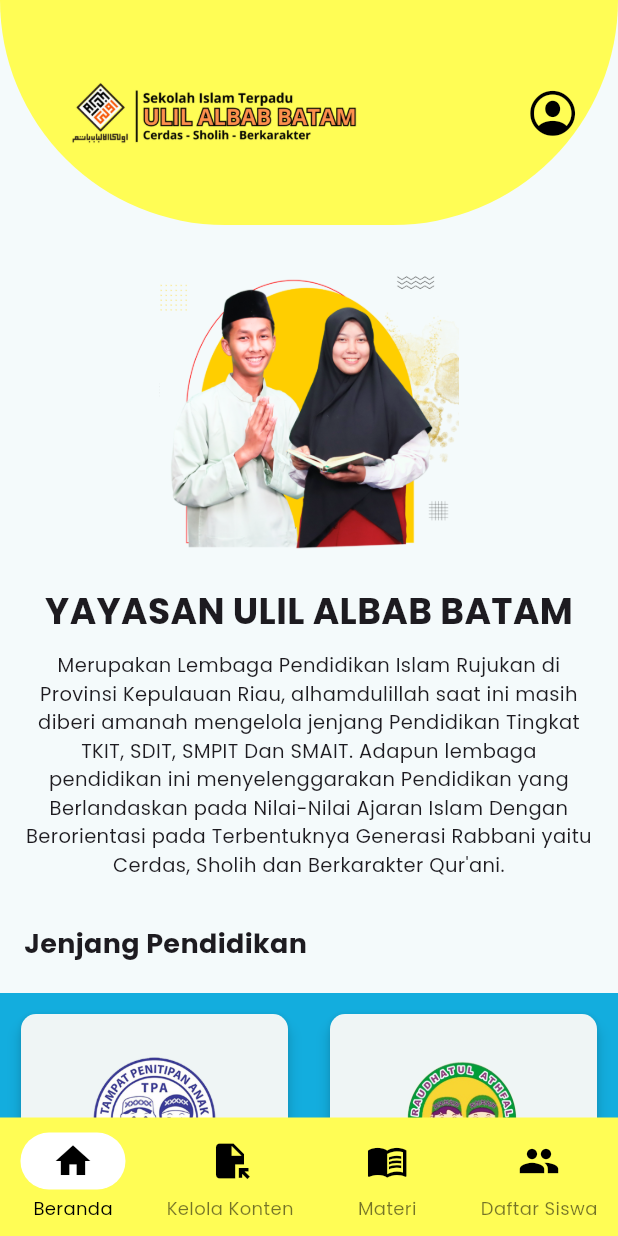
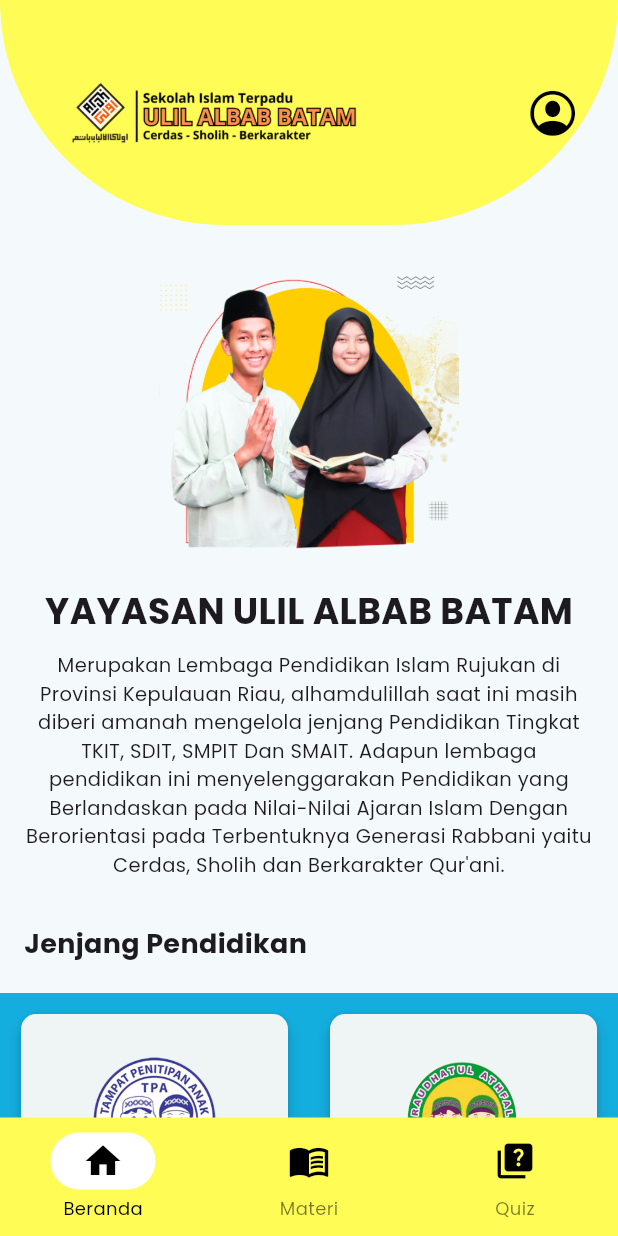
Before and after one commit to fadliaditya06/Microlearning-Mobile, a Flutter app: the TeacherPage screen opened directly, on a phone screen of 412 x 824 dp. Run offline on Flutter 3.47's test engine with Material 3 defaults, Android fonts, the phone set to English and light mode, and no system bars; our stand-ins replace cloud_firestore, file_picker, firebase_auth, firebase_core, firebase_storage, get and 5 more; missing offline and left inert: syncfusion_flutter_pdfviewer; accounts and stored records are empty; network calls fail.

Commit message:
Update fitur url launcher pada guru,siswa dan murid

```diff
--- a/lib/admin_page.dart
+++ b/lib/admin_page.dart
@@ -88,13 +88,14 @@ class AdminPageState extends State<AdminPage> {
       ),
       bottomNavigationBar: Container(
         color: const Color(0xFFFFFD55),
-        padding: const EdgeInsets.symmetric(vertical: 10.0), // Atur padding horizontal
+        padding: const EdgeInsets.symmetric(
+            vertical: 10.0), // Atur padding horizontal
         child: Row(
           mainAxisAlignment: MainAxisAlignment.spaceAround,
           children: [
             _buildBottomNavItem(Icons.home, 'Beranda', 0),
-            _buildBottomNavItem(Icons.person, 'Kelola Pengguna', 1),
-            _buildBottomNavItem(Icons.edit_square, 'Kelola Pengajar', 2),
+            _buildBottomNavItem(Icons.menu_book, 'Materi', 1),
+            _buildBottomNavItem(Icons.quiz, 'Quiz', 2),
           ],
         ),
       ),
@@ -156,6 +157,15 @@ class _HomeContentState extends State<HomeContent> {
     'assets/images/Logo-SMAIT.png',
   ];
 
+  // Daftar URL untuk
+  final List<String> _urls = [
+    'https://tkit-ulilalbabbatam.sch.id/',
+    'https://tkit-ulilalbabbatam.sch.id/',
+    'https://sditulilalbabbatam.sch.id/',
+    'https://smpit-ulilalbabbatam.sch.id/',
+    'https://smait-ulilalbabbatam.sch.id/',
+  ];
+
   @override
   Widget build(BuildContext context) {
     return SingleChildScrollView(
@@ -199,7 +209,8 @@ class _HomeContentState extends State<HomeContent> {
           Align(
             alignment: Alignment.centerLeft,
             child: Padding(
-              padding: const EdgeInsets.only(left: 16.0), // Menambahkan padding dari kiri
+              padding: const EdgeInsets.only(
+                  left: 16.0), // Menambahkan padding dari kiri
               child: Text(
                 "Jenjang Pendidikan",
                 style: GoogleFonts.poppins(
@@ -236,6 +247,7 @@ class _HomeContentState extends State<HomeContent> {
                               : index == 3
                                   ? 'SMPIT'
                                   : 'SMAIT',
+                  url: _urls[index],
                 );
               },
             ),
@@ -245,7 +257,12 @@ class _HomeContentState extends State<HomeContent> {
     );
   }
 
-  Widget _buildCard({required int index, required String image, required String title}) {
+  Widget _buildCard({
+    required int index,
+    required String image,
+    required String title,
+    required String url,
+  }) {
     return MouseRegion(
       onEnter: (_) {
         setState(() {
@@ -257,9 +274,20 @@ class _HomeContentState extends State<HomeContent> {
           _isHovered[index] = false;
         });
       },
+      child: GestureDetector(
+        onTap: () async {
+          final Uri uri = Uri.parse(url); // Pastikan URL dikonversi ke Uri
+        if (await canLaunchUrl(uri)) {
+        await launchUrl(uri, mode: LaunchMode.externalApplication);}
+        else {
+        throw 'Could not launch $url';
+      }
+
+        },
         child: AnimatedContainer(
           duration: const Duration(milliseconds: 200),
-        transform: Matrix4.translationValues(0, _isHovered[index] ? -10 : 0, 0),
+          transform:
+              Matrix4.translationValues(0, _isHovered[index] ? -10 : 0, 0),
           child: Card(
             elevation: _isHovered[index] ? 10 : 4,
             shape: RoundedRectangleBorder(
@@ -296,6 +324,7 @@ class _HomeContentState extends State<HomeContent> {
             ),
           ),
         ),
+      ),
     );
   }
 }
--- a/lib/student_page.dart
+++ b/lib/student_page.dart
@@ -157,6 +157,15 @@ class _HomeContentState extends State<HomeContent> {
     'assets/images/Logo-SMAIT.png',
   ];
 
+  // Daftar URL untuk
+  final List<String> _urls = [
+    'https://tkit-ulilalbabbatam.sch.id/',
+    'https://tkit-ulilalbabbatam.sch.id/',
+    'https://sditulilalbabbatam.sch.id/',
+    'https://smpit-ulilalbabbatam.sch.id/',
+    'https://smait-ulilalbabbatam.sch.id/',
+  ];
+
   @override
   Widget build(BuildContext context) {
     return SingleChildScrollView(
@@ -238,6 +247,7 @@ class _HomeContentState extends State<HomeContent> {
                               : index == 3
                                   ? 'SMPIT'
                                   : 'SMAIT',
+                  url: _urls[index],
                 );
               },
             ),
@@ -247,8 +257,12 @@ class _HomeContentState extends State<HomeContent> {
     );
   }
 
-  Widget _buildCard(
-      {required int index, required String image, required String title}) {
+  Widget _buildCard({
+    required int index,
+    required String image,
+    required String title,
+    required String url,
+  }) {
     return MouseRegion(
       onEnter: (_) {
         setState(() {
@@ -260,9 +274,20 @@ class _HomeContentState extends State<HomeContent> {
           _isHovered[index] = false;
         });
       },
+      child: GestureDetector(
+        onTap: () async {
+          final Uri uri = Uri.parse(url); // Pastikan URL dikonversi ke Uri
+        if (await canLaunchUrl(uri)) {
+        await launchUrl(uri, mode: LaunchMode.externalApplication);}
+        else {
+        throw 'Could not launch $url';
+      }
+
+        },
         child: AnimatedContainer(
           duration: const Duration(milliseconds: 200),
-        transform: Matrix4.translationValues(0, _isHovered[index] ? -10 : 0, 0),
+          transform:
+              Matrix4.translationValues(0, _isHovered[index] ? -10 : 0, 0),
           child: Card(
             elevation: _isHovered[index] ? 10 : 4,
             shape: RoundedRectangleBorder(
@@ -299,6 +324,7 @@ class _HomeContentState extends State<HomeContent> {
             ),
           ),
         ),
+      ),
     );
   }
 }
--- a/lib/teacher_page.dart
+++ b/lib/teacher_page.dart
@@ -35,6 +35,7 @@ class TeacherPageState extends State<TeacherPage> {
     return Scaffold(
       body: Column(
         children: <Widget>[
+          // Header setengah lingkaran
           if (_selectedIndex == 0)
             Container(
               height: 150,
@@ -81,6 +82,7 @@ class TeacherPageState extends State<TeacherPage> {
                 ],
               ),
             ),
+          // Konten Utama
           Expanded(
             child: _pages[_selectedIndex],
           ),
@@ -94,9 +96,8 @@ class TeacherPageState extends State<TeacherPage> {
           mainAxisAlignment: MainAxisAlignment.spaceAround,
           children: [
             _buildBottomNavItem(Icons.home, 'Beranda', 0),
-            _buildBottomNavItem(Icons.file_open, 'Kelola Konten', 1),
-            _buildBottomNavItem(Icons.menu_book, 'Materi', 2),
-            _buildBottomNavItem(Icons.group, 'Daftar Siswa', 3),
+            _buildBottomNavItem(Icons.menu_book, 'Materi', 1),
+            _buildBottomNavItem(Icons.quiz, 'Quiz', 2),
           ],
         ),
       ),
@@ -149,12 +150,22 @@ class HomeContent extends StatefulWidget {
 class _HomeContentState extends State<HomeContent> {
   List<bool> _isHovered = List.generate(5, (_) => false);
 
+  // Daftar gambar untuk setiap kartu
   final List<String> _images = [
     'assets/images/TPA_ua.png',
     'assets/images/Logo-TK.png',
     'assets/images/Logo-SDIT.jpg',
     'assets/images/Logo-SMPIT.png',
     'assets/images/Logo-SMAIT.png',
+  ];
+
+  // Daftar URL untuk
+  final List<String> _urls = [
+    'https://tkit-ulilalbabbatam.sch.id/',
+    'https://tkit-ulilalbabbatam.sch.id/',
+    'https://sditulilalbabbatam.sch.id/',
+    'https://smpit-ulilalbabbatam.sch.id/',
+    'https://smait-ulilalbabbatam.sch.id/',
   ];
 
   @override
@@ -200,7 +211,8 @@ class _HomeContentState extends State<HomeContent> {
           Align(
             alignment: Alignment.centerLeft,
             child: Padding(
-              padding: const EdgeInsets.only(left: 16.0),
+              padding: const EdgeInsets.only(
+                  left: 16.0), // Menambahkan padding dari kiri
               child: Text(
                 "Jenjang Pendidikan",
                 style: GoogleFonts.poppins(
@@ -237,6 +249,7 @@ class _HomeContentState extends State<HomeContent> {
                               : index == 3
                                   ? 'SMPIT'
                                   : 'SMAIT',
+                  url: _urls[index],
                 );
               },
             ),
@@ -246,8 +259,12 @@ class _HomeContentState extends State<HomeContent> {
     );
   }
 
-  Widget _buildCard(
-      {required int index, required String image, required String title}) {
+  Widget _buildCard({
+    required int index,
+    required String image,
+    required String title,
+    required String url,
+  }) {
     return MouseRegion(
       onEnter: (_) {
         setState(() {
@@ -259,9 +276,20 @@ class _HomeContentState extends State<HomeContent> {
           _isHovered[index] = false;
         });
       },
+      child: GestureDetector(
+        onTap: () async {
+          final Uri uri = Uri.parse(url); // Pastikan URL dikonversi ke Uri
+        if (await canLaunchUrl(uri)) {
+        await launchUrl(uri, mode: LaunchMode.externalApplication);}
+        else {
+        throw 'Could not launch $url';
+      }
+
+        },
         child: AnimatedContainer(
           duration: const Duration(milliseconds: 200),
-        transform: Matrix4.translationValues(0, _isHovered[index] ? -10 : 0, 0),
+          transform:
+              Matrix4.translationValues(0, _isHovered[index] ? -10 : 0, 0),
           child: Card(
             elevation: _isHovered[index] ? 10 : 4,
             shape: RoundedRectangleBorder(
@@ -298,6 +326,7 @@ class _HomeContentState extends State<HomeContent> {
             ),
           ),
         ),
+      ),
     );
   }
 }
```
Lines whose indentation alone changed are shown as unchanged.
